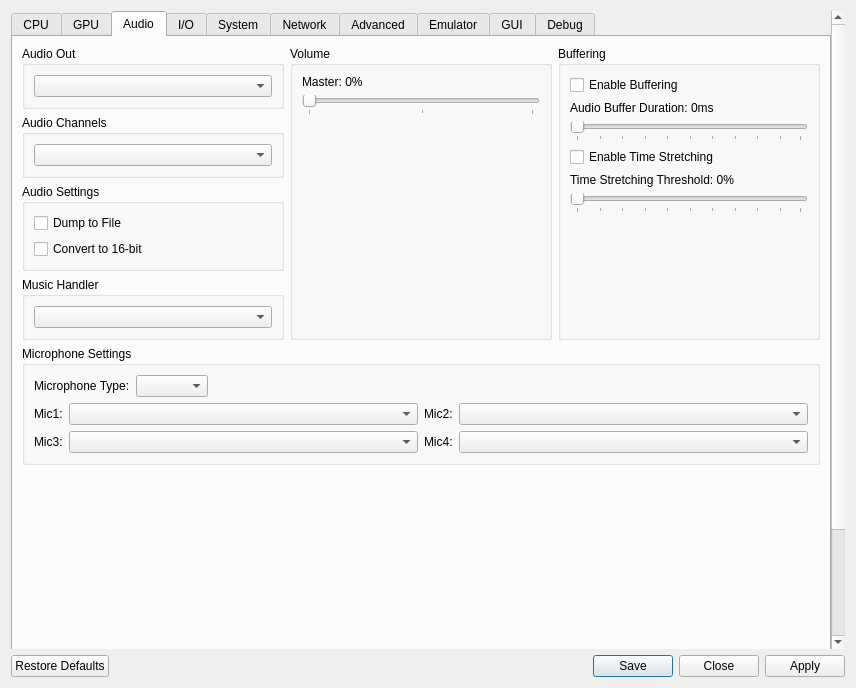
Old version of the form rpcs3/rpcs3qt/settings_dialog.ui in the repository RPCS3/rpcs3.
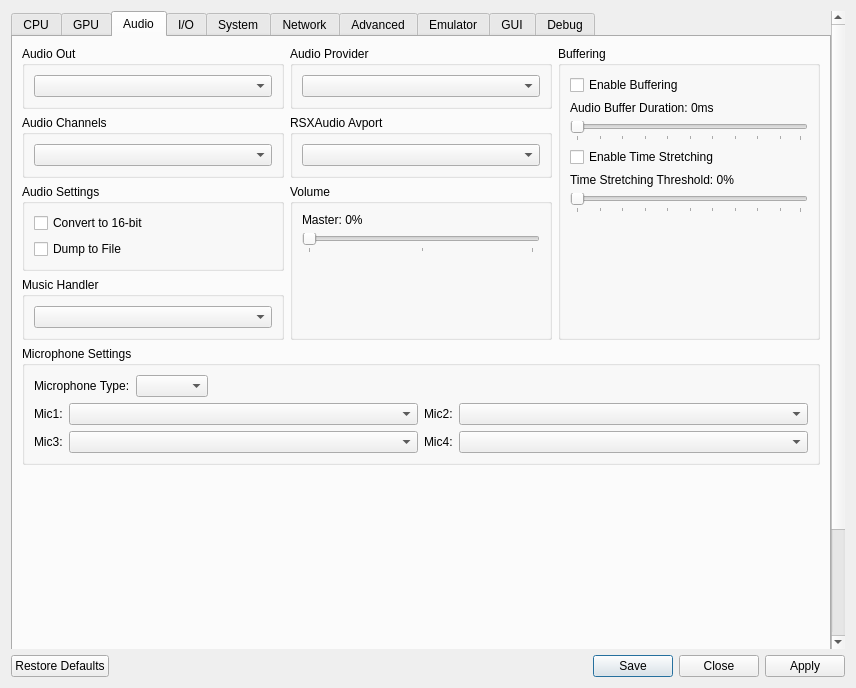
New version of the form. Icons and pictures are not drawn.

Patch:
```diff
--- a/rpcs3/rpcs3qt/settings_dialog.ui
+++ b/rpcs3/rpcs3qt/settings_dialog.ui
@@ -1048,13 +1048,6 @@
                <string>Audio Settings</string>
               </property>
               <layout class="QVBoxLayout" name="gb_audio_settings_layout">
-               <item>
-                <widget class="QCheckBox" name="audioDump">
-                 <property name="text">
-                  <string>Dump to File</string>
-                 </property>
-                </widget>
-               </item>
                <item>
                 <widget class="QCheckBox" name="convert">
                  <property name="text">
@@ -1062,6 +1055,13 @@
                  </property>
                 </widget>
                </item>
+               <item>
+                <widget class="QCheckBox" name="audioDump">
+                 <property name="text">
+                  <string>Dump to File</string>
+                 </property>
+                </widget>
+               </item>
                <item>
                 <spacer name="spacer_audio_settings">
                  <property name="orientation">
@@ -1113,6 +1113,30 @@
           </item>
           <item>
            <layout class="QVBoxLayout" name="audioTabLayoutTopMiddle">
+            <item>
+             <widget class="QGroupBox" name="gb_audio_provider">
+              <property name="title">
+               <string>Audio Provider</string>
+              </property>
+              <layout class="QVBoxLayout" name="gb_audio_provider_layout">
+               <item>
+                <widget class="QComboBox" name="audioProviderBox"/>
+               </item>
+              </layout>
+             </widget>
+            </item>
+            <item>
+             <widget class="QGroupBox" name="gb_audio_avport">
+              <property name="title">
+               <string>RSXAudio Avport</string>
+              </property>
+              <layout class="QVBoxLayout" name="gb_audio_avport_layout">
+               <item>
+                <widget class="QComboBox" name="audioAvportBox"/>
+               </item>
+              </layout>
+             </widget>
+            </item>
             <item>
              <widget class="QGroupBox" name="gb_audio_volume">
               <property name="title">
```
